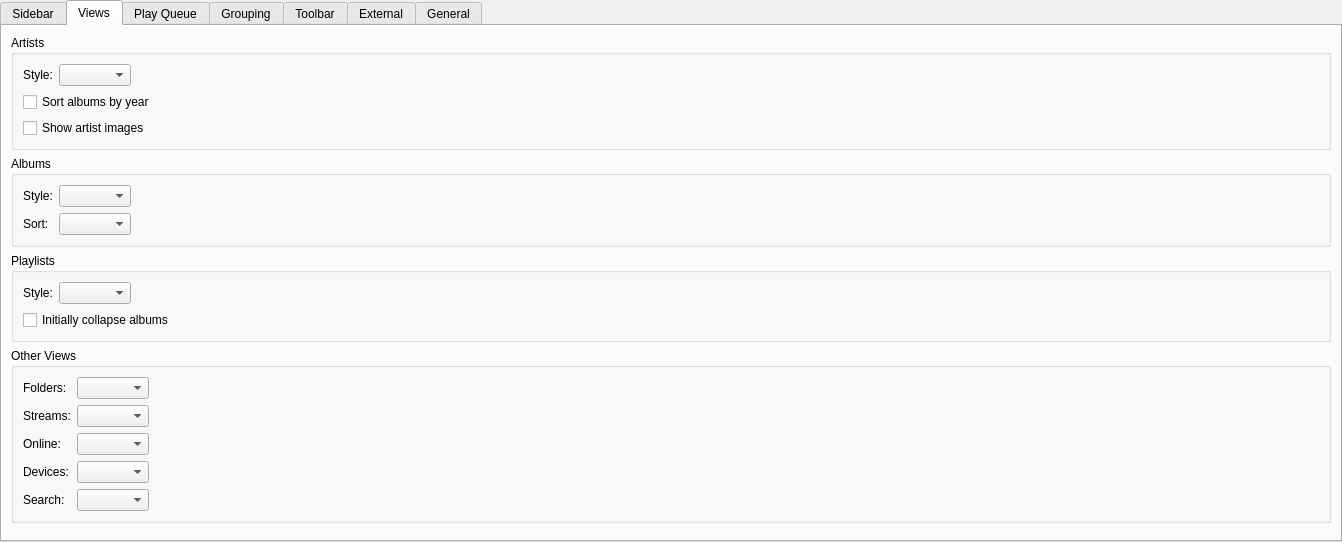
Qt form gui/interfacesettings.ui (CDrummond/cantata) before a commit.
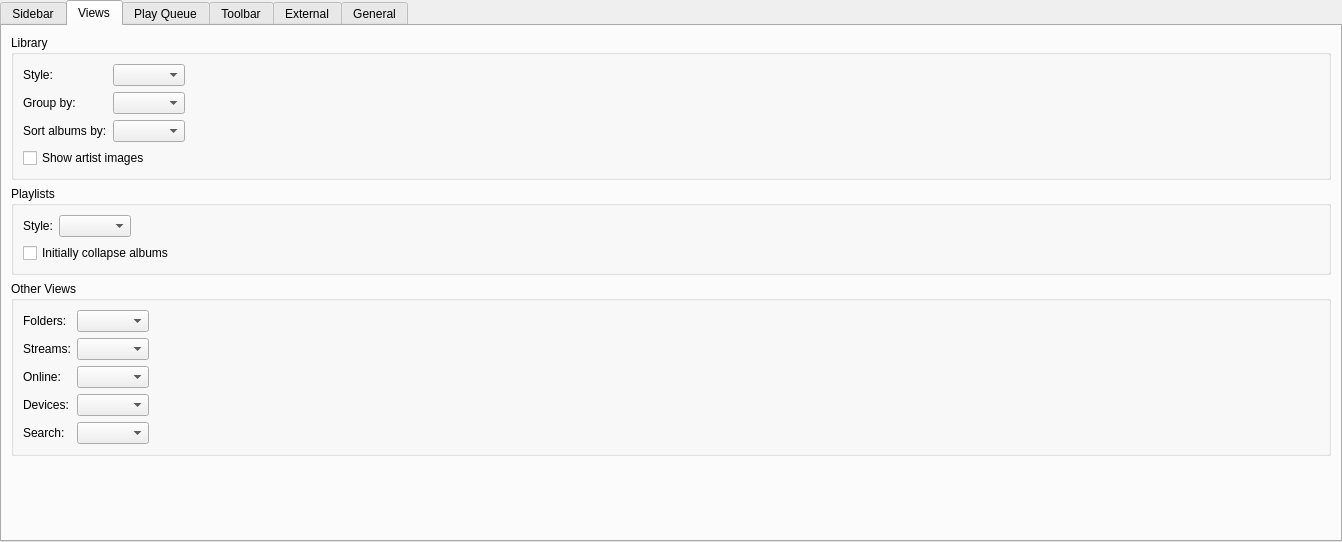
The same form after that commit. The open tabs and pages were chosen to show the change. Custom widgets are drawn as their Qt base class.

```diff
--- a/gui/interfacesettings.ui
+++ b/gui/interfacesettings.ui
@@ -138,7 +138,7 @@
        <item row="0" column="0">
         <widget class="QGroupBox" name="artistsViewGroupBox">
          <property name="title">
-          <string>Artists</string>
+          <string>Library</string>
          </property>
          <layout class="QFormLayout" name="artistsViewLayout">
           <property name="fieldGrowthPolicy">
@@ -148,7 +148,7 @@
            <set>Qt::AlignJustify|Qt::AlignTop</set>
           </property>
           <item row="0" column="0">
-           <widget class="BuddyLabel" name="label">
+           <widget class="BuddyLabel" name="labelx2">
             <property name="text">
              <string>Style:</string>
             </property>
@@ -160,14 +160,34 @@
           <item row="0" column="1">
            <widget class="QComboBox" name="libraryView"/>
           </item>
-          <item row="1" column="0" colspan="2">
-           <widget class="QCheckBox" name="libraryYear">
+          <item row="1" column="0">
+           <widget class="BuddyLabel" name="label">
             <property name="text">
-             <string>Sort albums by year</string>
+             <string>Group by:</string>
             </property>
            </widget>
           </item>
-          <item row="2" column="0" colspan="2">
+          <item row="1" column="1">
+           <widget class="QComboBox" name="libraryGrouping"/>
+          </item>
+          <item row="2" column="0">
+           <widget class="BuddyLabel" name="labelx">
+            <property name="text">
+             <string>Sort albums by:</string>
+            </property>
+            <property name="buddy">
+             <cstring>librarySort</cstring>
+            </property>
+           </widget>
+          </item>
+          <item row="2" column="1">
+           <widget class="QComboBox" name="librarySort">
+            <property name="sizeAdjustPolicy">
+             <enum>QComboBox::AdjustToContents</enum>
+            </property>
+           </widget>
+          </item>
+          <item row="4" column="0" colspan="2">
            <widget class="QCheckBox" name="libraryArtistImage">
             <property name="text">
              <string>Show artist images</string>
@@ -178,47 +198,6 @@
         </widget>
        </item>
        <item row="1" column="0">
-        <widget class="QGroupBox" name="albumsViewGroupBox">
-         <property name="title">
-          <string>Albums</string>
-         </property>
-         <layout class="QFormLayout" name="albumsViewLayout">
-          <property name="fieldGrowthPolicy">
-           <enum>QFormLayout::ExpandingFieldsGrow</enum>
-          </property>
-          <property name="formAlignment">
-           <set>Qt::AlignJustify|Qt::AlignTop</set>
-          </property>
-          <item row="0" column="0">
-           <widget class="BuddyLabel" name="label_xx">
-            <property name="text">
-             <string>Style:</string>
-            </property>
-            <property name="buddy">
-             <cstring>albumsView</cstring>
-            </property>
-           </widget>
-          </item>
-          <item row="0" column="1">
-           <widget class="QComboBox" name="albumsView"/>
-          </item>
-          <item row="1" column="0">
-           <widget class="BuddyLabel" name="label_5x">
-            <property name="text">
-             <string>Sort:</string>
-            </property>
-            <property name="buddy">
-             <cstring>albumSort</cstring>
-            </property>
-           </widget>
-          </item>
-          <item row="1" column="1">
-           <widget class="QComboBox" name="albumSort"/>
-          </item>
-         </layout>
-        </widget>
-       </item>
-       <item row="2" column="0">
         <widget class="QGroupBox" name="playlistsViewGroupBox">
          <property name="title">
           <string>Playlists</string>
@@ -253,7 +232,7 @@
          </layout>
         </widget>
        </item>removeWidget
-       <item row="3" column="0">
+       <item row="2" column="0">
         <widget class="QGroupBox" name="otherViewGroupBox">
          <property name="title">
           <string>Other Views</string>
@@ -584,63 +563,6 @@
        </item>
       </layout>
      </widget>
-     <widget class="QWidget" name="groupingTab">
-      <attribute name="title">
-       <string>Grouping</string>
-      </attribute>
-      <layout class="QVBoxLayout" name="verticalLayout_3x">
-       <item>
-        <layout class="QFormLayout" name="formLayout_4x">
-         <property name="fieldGrowthPolicy">
-          <enum>QFormLayout::ExpandingFieldsGrow</enum>
-         </property>
-         <item row="0" column="0" colspan="2">
-          <widget class="QCheckBox" name="groupSingle">
-           <property name="text">
-            <string>Place albums with only one track under 'Various Artists/Single Tracks'</string>
-           </property>
-          </widget>
-         </item>
-         <item row="1" column="0">
-          <widget class="BuddyLabel" name="composerGenresLabel">
-          <property name="toolTip">
-           <string>Use the 'Composer' tag, and not 'Artist' or 'Album Artist', to group albums.</string>
-          </property>
-          <property name="text">
-           <string>Group albums by composer for genres:</string>
-          </property>
-           <property name="buddy">
-            <cstring>composerGenres</cstring>
-           </property>
-          </widget>
-         </item>
-         <item row="1" column="1">
-          <widget class="LineEdit" name="composerGenres"/>
-         </item>
-        </layout>
-       </item>
-       <item>
-        <widget class="NoteLabel" name="composerGenresNoteLabel">
-         <property name="text">
-          <string>Genres should be separated via a comma (e.g. 'Classical, Symphonic')</string>
-         </property>
-        </widget>
-       </item>
-       <item>
-        <spacer name="verticalSpacer_2cx">
-         <property name="orientation">
-          <enum>Qt::Vertical</enum>
-         </property>
-         <property name="sizeHint" stdset="0">
-          <size>
-           <width>16</width>
-           <height>16</height>
-          </size>
-         </property>
-        </spacer>
-       </item>
-      </layout>
-     </widget>
      <widget class="QWidget" name="toolbarTab">
       <attribute name="title">
        <string>Toolbar</string>
```
Left out of the diff: 31 changed lines with no effect on the pictures.
